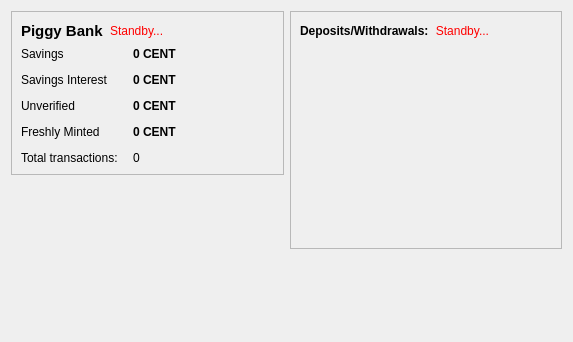
This is src/qt/forms/overviewpage.ui in RazorLove/pennies as Qt 5 draws it before an edit. The edited form follows.
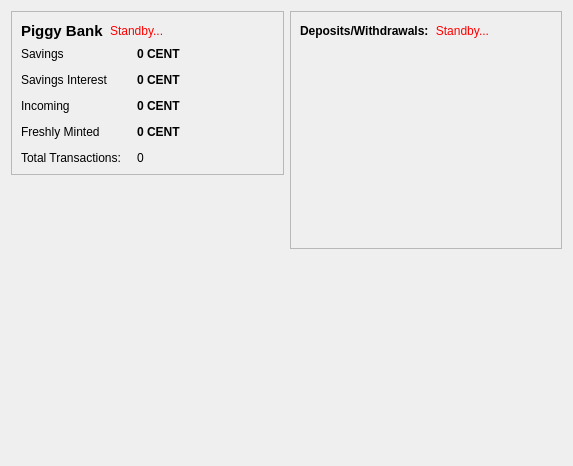
This is the edited form. Icons and pictures are not drawn.

```diff
--- a/src/qt/forms/overviewpage.ui
+++ b/src/qt/forms/overviewpage.ui
@@ -7,12 +7,15 @@
     <x>0</x>
     <y>0</y>
     <width>573</width>
-    <height>342</height>
+    <height>466</height>
    </rect>
   </property>
   <property name="windowTitle">
    <string>Form</string>
   </property>
+  <property name="autoFillBackground">
+   <bool>false</bool>
+  </property>
   <layout class="QHBoxLayout" name="horizontalLayout" stretch="1,1">
    <item>
     <layout class="QVBoxLayout" name="verticalLayout_2">
@@ -144,7 +147,7 @@
           <item row="2" column="0">
            <widget class="QLabel" name="label_3">
             <property name="text">
-             <string>Unverified</string>
+             <string>Incoming</string>
             </property>
            </widget>
           </item>
@@ -199,7 +202,7 @@
           <item row="4" column="0">
            <widget class="QLabel" name="label_2">
             <property name="text">
-             <string>Total transactions: </string>
+             <string>Total Transactions: </string>
             </property>
            </widget>
           </item>
```
Left out of the diff: 4 changed lines with no effect on the pictures.
